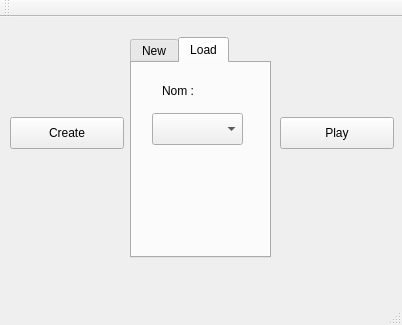
GauPanisset/project-cpp-, file MemoryCards/mainwindow.ui: the form before one commit.
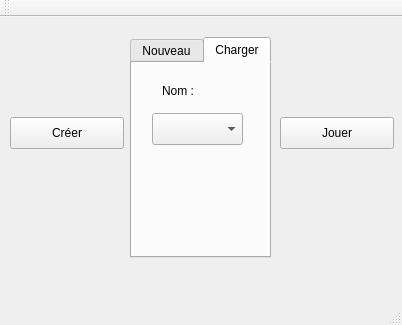
The form after the commit. The open tabs and pages were chosen to show the change.

```diff
--- a/MemoryCards/mainwindow.ui
+++ b/MemoryCards/mainwindow.ui
@@ -24,7 +24,7 @@
      </rect>
     </property>
     <property name="text">
-     <string>Create</string>
+     <string>Créer</string>
     </property>
    </widget>
    <widget class="QPushButton" name="playButton">
@@ -37,7 +37,7 @@
      </rect>
     </property>
     <property name="text">
-     <string>Play</string>
+     <string>Jouer</string>
     </property>
    </widget>
    <widget class="QLabel" name="label">
@@ -67,7 +67,7 @@
     </property>
     <widget class="QWidget" name="tabNew">
      <attribute name="title">
-      <string>New</string>
+      <string>Nouveau</string>
      </attribute>
      <widget class="QRadioButton" name="buttonImmediat">
       <property name="geometry">
@@ -163,7 +163,7 @@
     </widget>
     <widget class="QWidget" name="tabLoad">
      <attribute name="title">
-      <string>Load</string>
+      <string>Charger</string>
      </attribute>
      <widget class="QComboBox" name="nameComboBox">
       <property name="geometry">
```
Left out of the diff: 2 changed lines with no effect on the pictures.
